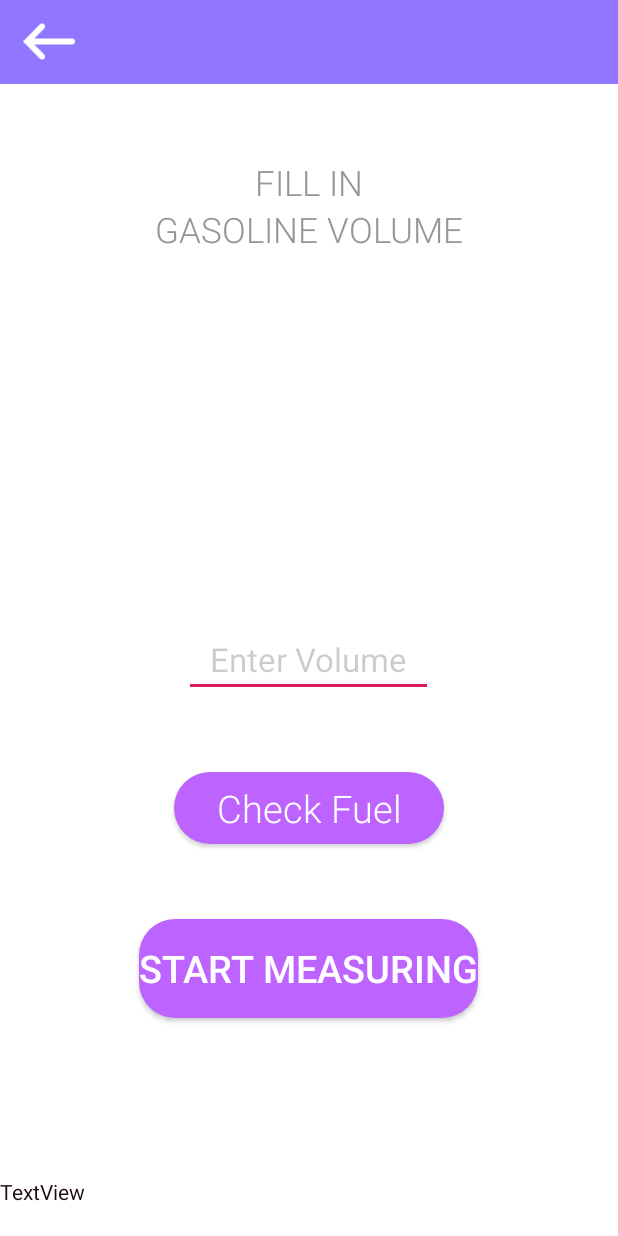
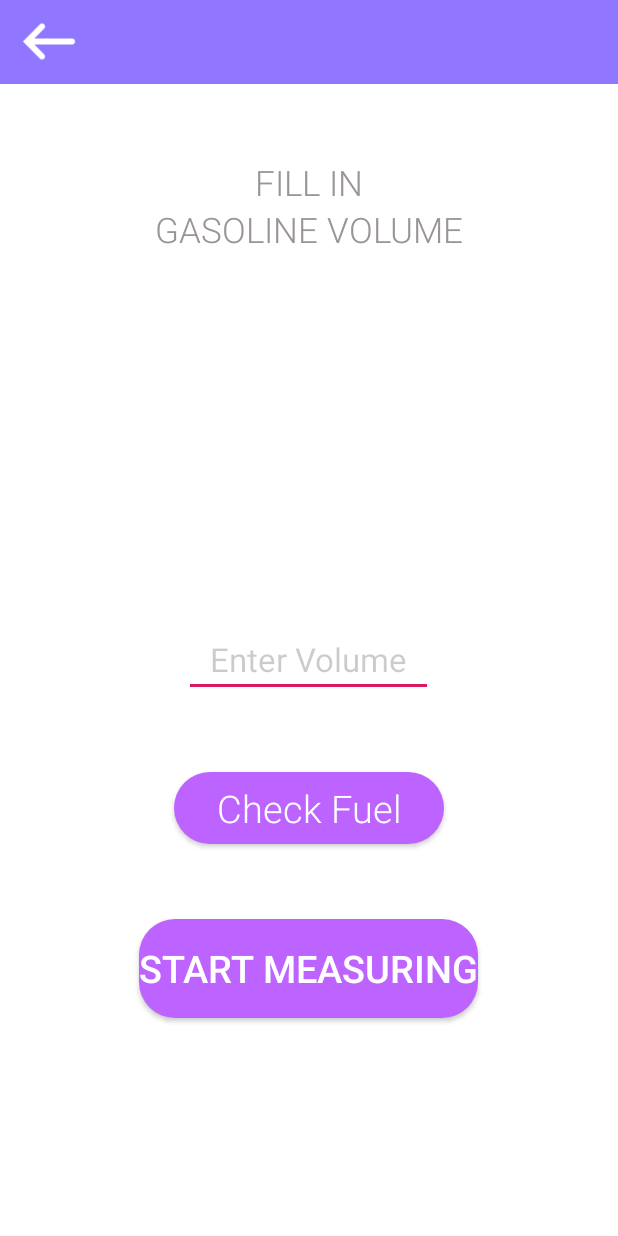
Before and after one commit to SMART-Jaegers/AndroidStudio, an Android app: the SetVolume screen opened directly, with no data from a screen before it, on a phone screen of 412 x 824 dp. Run offline under Robolectric (Android 15) with nearby library versions, the phone set to English and light mode, and no system bars; libraries missing offline, so code that uses them is left out: com.squareup.okhttp; Roboto replaces fonts that are not available here.

Commit message:
fix problem with connection raspberry to app

```diff
--- a/app/src/main/java/com/example/something/SetVolume.java
+++ b/app/src/main/java/com/example/something/SetVolume.java
@@ -7,7 +7,6 @@ import android.text.InputType;
 import android.view.View;
 import android.widget.Button;
 import android.widget.EditText;
-import android.widget.TextView;
 
 import androidx.appcompat.app.AppCompatActivity;
 
@@ -24,8 +23,8 @@ import java.io.IOException;
 public class SetVolume extends AppCompatActivity {
     EditText numberEditText;
     String nothing;
-    String temp1="10";
-    TextView textRPi;
+    String volume="10";
+
 
     @Override
     protected void onCreate(Bundle savedInstanceState) {
@@ -33,7 +32,7 @@ public class SetVolume extends AppCompatActivity {
         setContentView(R.layout.activity_set_volume2);
         numberEditText = (EditText) findViewById(R.id.editText);
         numberEditText.setInputType(InputType.TYPE_CLASS_NUMBER | InputType.TYPE_NUMBER_FLAG_DECIMAL);
-        textRPi = (TextView)findViewById(R.id.textView);
+
 
         Button button = findViewById(R.id.button);
         button.setOnClickListener(new View.OnClickListener(){
@@ -49,7 +48,7 @@ public class SetVolume extends AppCompatActivity {
                                 .url("http://192.168.43.87:5000")
                                 .build();
 
-                                Response response = null;
+                        Response response = null;
                         try{
                             response = client.newCall(request).execute();
                             return response.body().string();
@@ -61,18 +60,13 @@ public class SetVolume extends AppCompatActivity {
                     }
                     @Override
                     protected void onPostExecute(Object o){
-                        textRPi.setText(o.toString());
-
                         JSONObject obj = null;
                         try {
                             obj = new JSONObject((String) o);
 
-                         temp1 = obj.getString("temp1");
-
-                        String temp2 = obj.getString("temp2");
-                        textRPi.setText("\n"+temp1+temp2);
-                    }   catch (JSONException e) {
-                        e.printStackTrace();
+                            volume = obj.getString("volume");
+                        }   catch (JSONException e) {
+                            e.printStackTrace();
                         }
                     }
                 }.execute();
@@ -102,8 +96,8 @@ public class SetVolume extends AppCompatActivity {
                 Intent intent = new Intent(this, VolumeCompare.class);
 
                 intent.putExtra("volume", numberEditText.getText().toString());
-                intent.putExtra("realvolume", temp1);
-                if (Double. parseDouble(temp1)>=Double. parseDouble(numberEditText.getText().toString())){
+                intent.putExtra("realvolume", volume);
+                if (Double. parseDouble(volume)>=Double. parseDouble(numberEditText.getText().toString())){
                     intent = new Intent(this, VolumeCompareGood.class);
                     intent.putExtra("volume", numberEditText.getText().toString());
                 }
--- a/app/src/main/res/layout/activity_set_volume2.xml
+++ b/app/src/main/res/layout/activity_set_volume2.xml
@@ -79,15 +79,6 @@
             android:textColorHint="#34000000"
             android:textSize="22sp" />
 
-        <TextView
-            android:id="@+id/textView"
-            android:layout_width="wrap_content"
-            android:layout_height="wrap_content"
-            android:layout_alignParentBottom="true"
-            android:layout_marginBottom="20dp"
-            android:text="@string/textview"
-            android:textColor="#1E0A0A" />
-
         <Button
             android:id="@+id/button"
             android:layout_width="wrap_content"
```
Also changed, not shown: app/src/main/java/com/example/something/BadFuelOnOkkoA95Euro.java (+6 -5 lines), app/src/main/java/com/example/something/GoodFuelOnOkkoA95Euro.java (+7 -5 lines), app/src/main/java/com/example/something/StationOkko.java (+39 -25 lines), app/src/main/res/layout/activity_station_okko.xml (+0 -9 lines).
